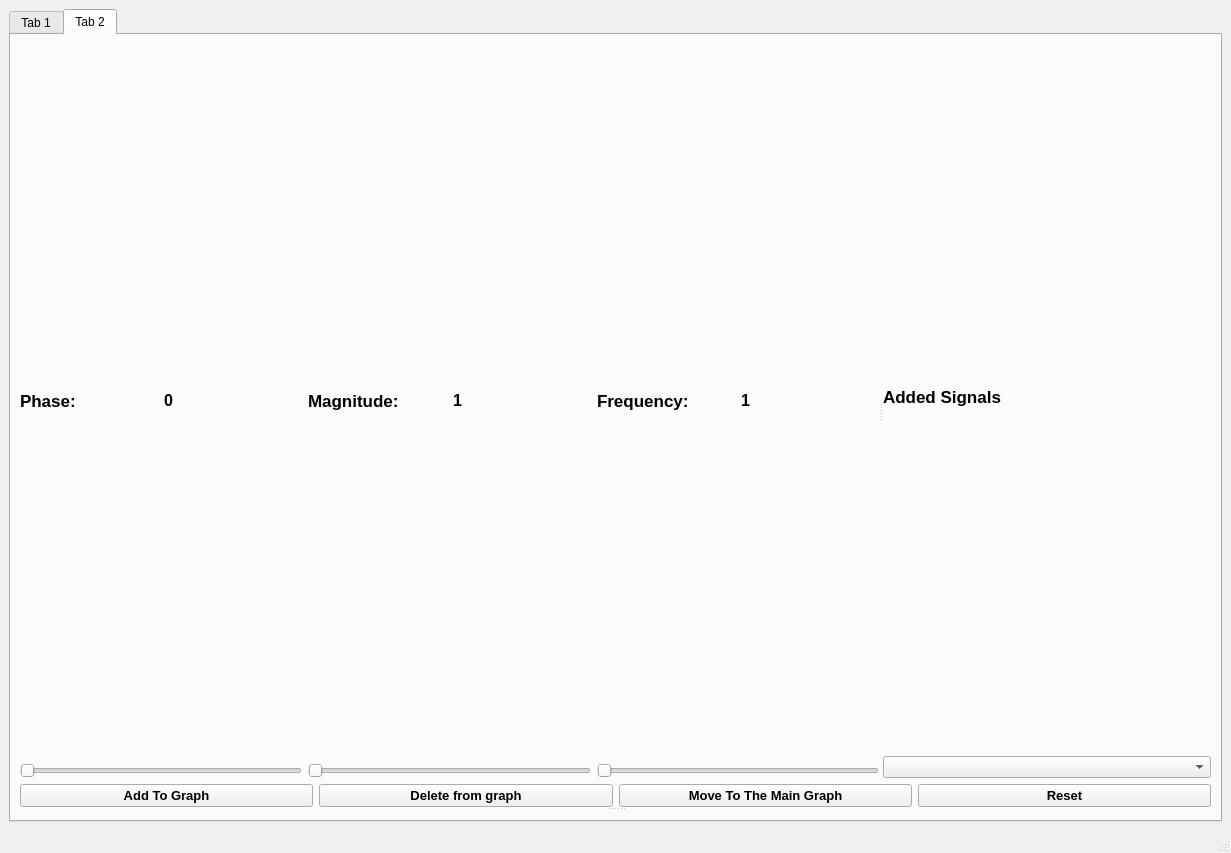
This is task2.ui in Abdelrahmanhassan1/Signal-sampling-and-reconstruction-program as Qt 5 draws it before an edit. The edited form follows.
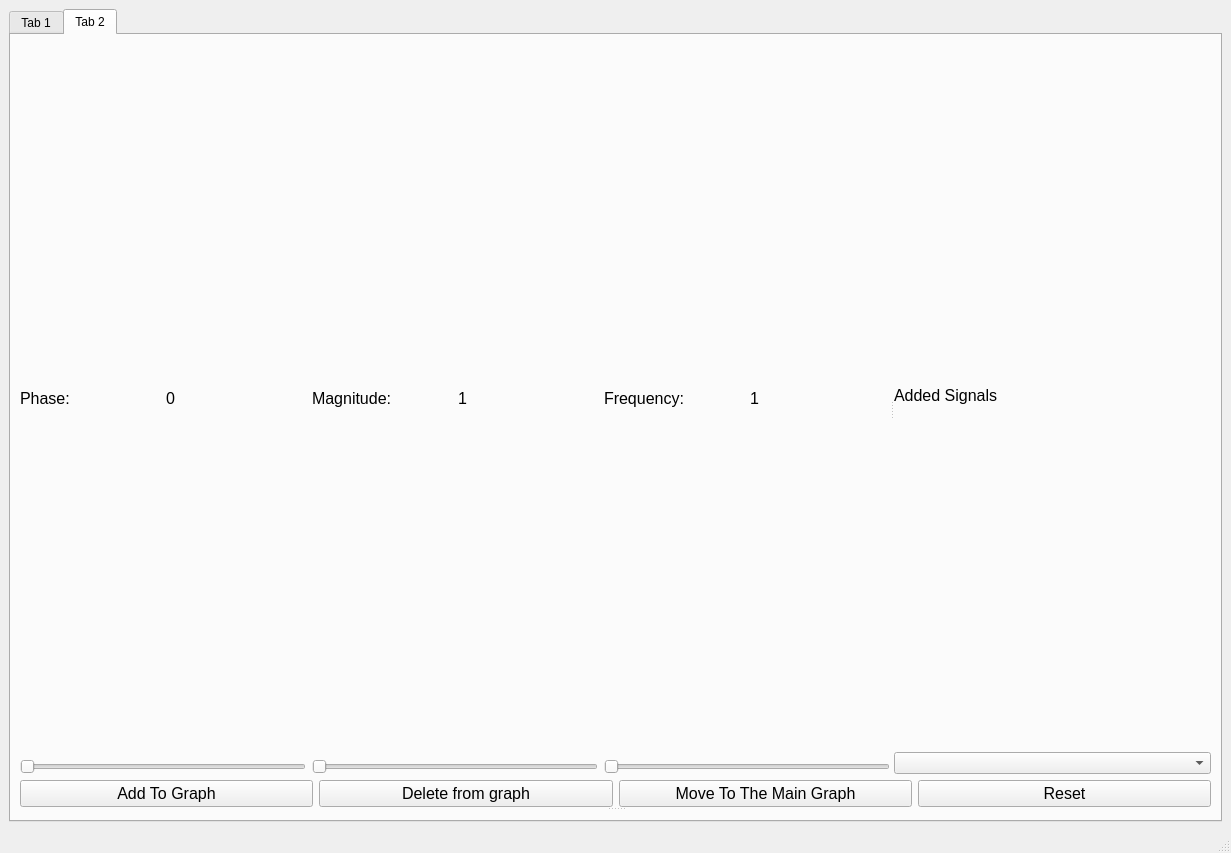
This is the edited form. The open tabs and pages were chosen to show the change. Icons and pictures are not drawn.

What changed in the file:
```diff
--- a/task2.ui
+++ b/task2.ui
@@ -1506,9 +1506,10 @@
                      <widget class="QLabel" name="label_13">
                       <property name="font">
                        <font>
-                        <pointsize>13</pointsize>
-                        <weight>75</weight>
-                        <bold>true</bold>
+                        <pointsize>12</pointsize>
+                        <weight>50</weight>
+                        <italic>false</italic>
+                        <bold>false</bold>
                        </font>
                       </property>
                       <property name="text">
@@ -1521,8 +1522,9 @@
                       <property name="font">
                        <font>
                         <pointsize>12</pointsize>
-                        <weight>75</weight>
-                        <bold>true</bold>
+                        <weight>50</weight>
+                        <italic>false</italic>
+                        <bold>false</bold>
                        </font>
                       </property>
                       <property name="text">
@@ -1549,9 +1551,10 @@
                      <widget class="QLabel" name="label_12">
                       <property name="font">
                        <font>
-                        <pointsize>13</pointsize>
-                        <weight>75</weight>
-                        <bold>true</bold>
+                        <pointsize>12</pointsize>
+                        <weight>50</weight>
+                        <italic>false</italic>
+                        <bold>false</bold>
                        </font>
                       </property>
                       <property name="text">
@@ -1564,8 +1567,9 @@
                       <property name="font">
                        <font>
                         <pointsize>12</pointsize>
-                        <weight>75</weight>
-                        <bold>true</bold>
+                        <weight>50</weight>
+                        <italic>false</italic>
+                        <bold>false</bold>
                        </font>
                       </property>
                       <property name="text">
@@ -1592,9 +1596,10 @@
                      <widget class="QLabel" name="label_11">
                       <property name="font">
                        <font>
-                        <pointsize>13</pointsize>
-                        <weight>75</weight>
-                        <bold>true</bold>
+                        <pointsize>12</pointsize>
+                        <weight>50</weight>
+                        <italic>false</italic>
+                        <bold>false</bold>
                        </font>
                       </property>
                       <property name="text">
@@ -1607,8 +1612,9 @@
                       <property name="font">
                        <font>
                         <pointsize>12</pointsize>
-                        <weight>75</weight>
-                        <bold>true</bold>
+                        <weight>50</weight>
+                        <italic>false</italic>
+                        <bold>false</bold>
                        </font>
                       </property>
                       <property name="text">
@@ -1639,9 +1645,10 @@
                   <widget class="QLabel" name="label_14">
                    <property name="font">
                     <font>
-                     <pointsize>13</pointsize>
-                     <weight>75</weight>
-                     <bold>true</bold>
+                     <pointsize>12</pointsize>
+                     <weight>50</weight>
+                     <italic>false</italic>
+                     <bold>false</bold>
                     </font>
                    </property>
                    <property name="text">
@@ -1650,7 +1657,13 @@
                   </widget>
                  </item>
                  <item>
-                  <widget class="QComboBox" name="added_signals_box"/>
+                  <widget class="QComboBox" name="added_signals_box">
+                   <property name="font">
+                    <font>
+                     <pointsize>9</pointsize>
+                    </font>
+                   </property>
+                  </widget>
                  </item>
                 </layout>
                </widget>
@@ -1663,9 +1676,10 @@
                <widget class="QPushButton" name="draw_button">
                 <property name="font">
                  <font>
-                  <pointsize>10</pointsize>
-                  <weight>75</weight>
-                  <bold>true</bold>
+                  <pointsize>12</pointsize>
+                  <weight>50</weight>
+                  <italic>false</italic>
+                  <bold>false</bold>
                  </font>
                 </property>
                 <property name="text">
@@ -1677,9 +1691,10 @@
                <widget class="QPushButton" name="delete_from_graph">
                 <property name="font">
                  <font>
-                  <pointsize>10</pointsize>
-                  <weight>75</weight>
-                  <bold>true</bold>
+                  <pointsize>12</pointsize>
+                  <weight>50</weight>
+                  <italic>false</italic>
+                  <bold>false</bold>
                  </font>
                 </property>
                 <property name="text">
@@ -1691,9 +1706,10 @@
                <widget class="QPushButton" name="move_to_main">
                 <property name="font">
                  <font>
-                  <pointsize>10</pointsize>
-                  <weight>75</weight>
-                  <bold>true</bold>
+                  <pointsize>12</pointsize>
+                  <weight>50</weight>
+                  <italic>false</italic>
+                  <bold>false</bold>
                  </font>
                 </property>
                 <property name="text">
@@ -1705,9 +1721,10 @@
                <widget class="QPushButton" name="reset_button">
                 <property name="font">
                  <font>
-                  <pointsize>10</pointsize>
-                  <weight>75</weight>
-                  <bold>true</bold>
+                  <pointsize>12</pointsize>
+                  <weight>50</weight>
+                  <italic>false</italic>
+                  <bold>false</bold>
                  </font>
                 </property>
                 <property name="text">
```
Left out of the diff: 64 changed lines with no effect on the pictures.
